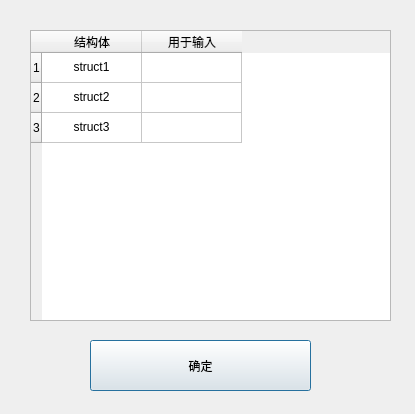
First picture: the form in dialog_selectStruct.ui, repository AminoACID123/fuzzing-tool-14, before the edit.
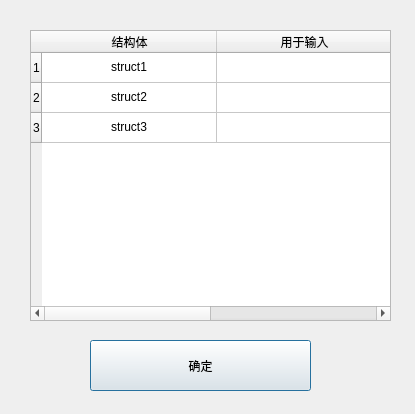
Second picture: the form after the edit.

Patch:
```diff
--- a/dialog_selectStruct.ui
+++ b/dialog_selectStruct.ui
@@ -28,6 +28,9 @@
    <attribute name="horizontalHeaderCascadingSectionResizes">
     <bool>false</bool>
    </attribute>
+   <attribute name="horizontalHeaderDefaultSectionSize">
+    <number>175</number>
+   </attribute>
    <row>
     <property name="text">
      <string>1</string>
```
